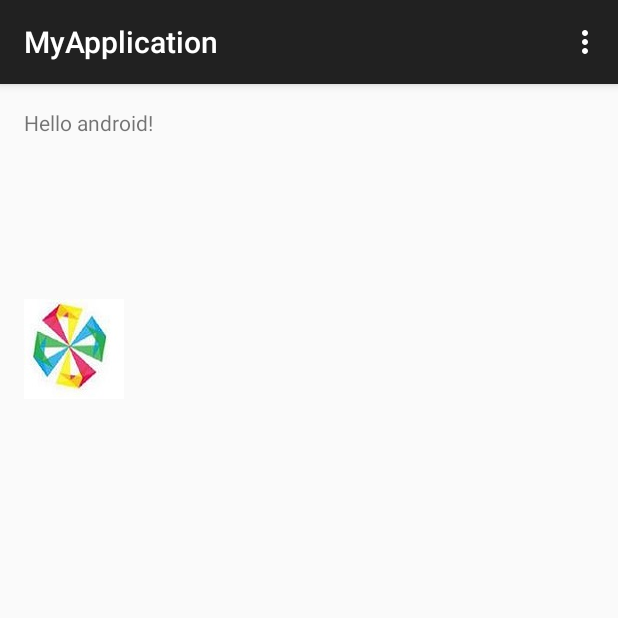
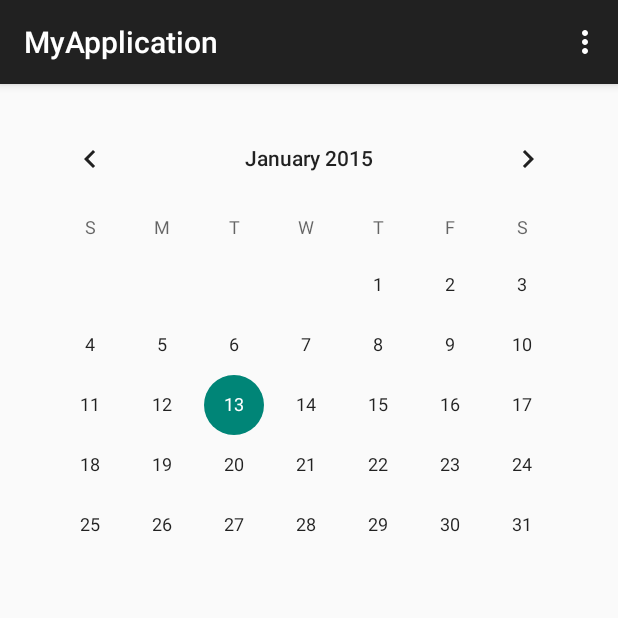
Before and after one commit to larrywhy/android_studio_test, an Android app: the screen it shows after launch (MainActivity), on a phone screen of 412 x 824 dp, the top half of it. Run offline under Robolectric (Android 15) with nearby library versions, the phone set to English and light mode, and no system bars.

Commit message:
add calendarView , delete text and Image

```diff
--- a/app/src/main/res/layout/activity_main.xml
+++ b/app/src/main/res/layout/activity_main.xml
@@ -6,21 +6,11 @@
     android:paddingBottom="@dimen/activity_vertical_margin" tools:context=".MainActivity"
     android:id="@+id/first">
 
-    <TextView android:text="@string/hello_world" android:layout_width="wrap_content"
-        android:layout_height="wrap_content"
-        android:id="@+id/textView"
-        android:layout_alignParentTop="true"
-        android:layout_alignParentLeft="true"
-        android:layout_alignParentStart="true" />
+    <CalendarView
+        android:id="@+id/calview"
+        android:layout_width="match_parent"
+        android:layout_height="match_parent"
+        />
 
-    <ImageView
-        android:src="@drawable/jjjjj"
-        android:layout_width="wrap_content"
-        android:layout_height="wrap_content"
-        android:id="@+id/imageView"
-        android:layout_marginTop="108dp"
-        android:layout_below="@+id/textView"
-        android:layout_alignParentLeft="true"
-        android:layout_alignParentStart="true" />
 
 </RelativeLayout>
```
